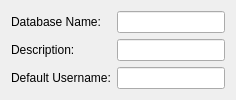
First picture: the form in src/gui/dbsettings/DatabaseSettingsPageMetaData.ui, repository lhark/keepassxc, before the edit.
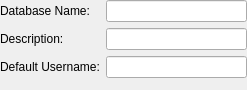
Second picture: the form after the edit.

```diff
--- a/src/gui/dbsettings/DatabaseSettingsPageMetaData.ui
+++ b/src/gui/dbsettings/DatabaseSettingsPageMetaData.ui
@@ -2,7 +2,27 @@
 <ui version="4.0">
  <class>DatabaseSettingsPageMetaData</class>
  <widget class="QWidget" name="DatabaseSettingsPageMetaData">
+  <property name="geometry">
+   <rect>
+    <x>0</x>
+    <y>0</y>
+    <width>247</width>
+    <height>90</height>
+   </rect>
+  </property>
   <layout class="QFormLayout" name="formLayout">
+   <property name="leftMargin">
+    <number>0</number>
+   </property>
+   <property name="topMargin">
+    <number>0</number>
+   </property>
+   <property name="rightMargin">
+    <number>0</number>
+   </property>
+   <property name="bottomMargin">
+    <number>0</number>
+   </property>
    <item row="0" column="0">
     <widget class="QLabel" name="databaseNameLabel">
      <property name="text">
```
